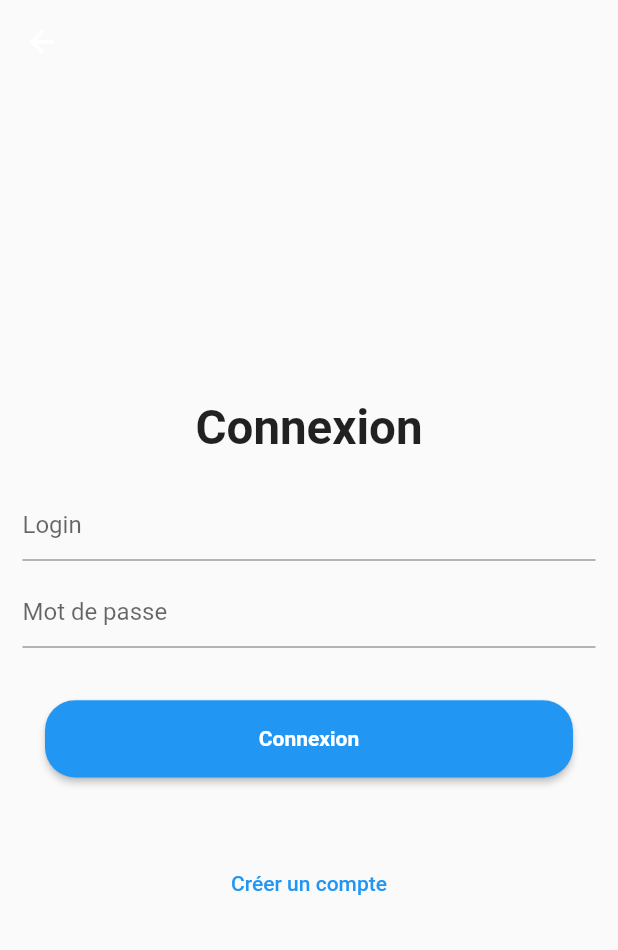
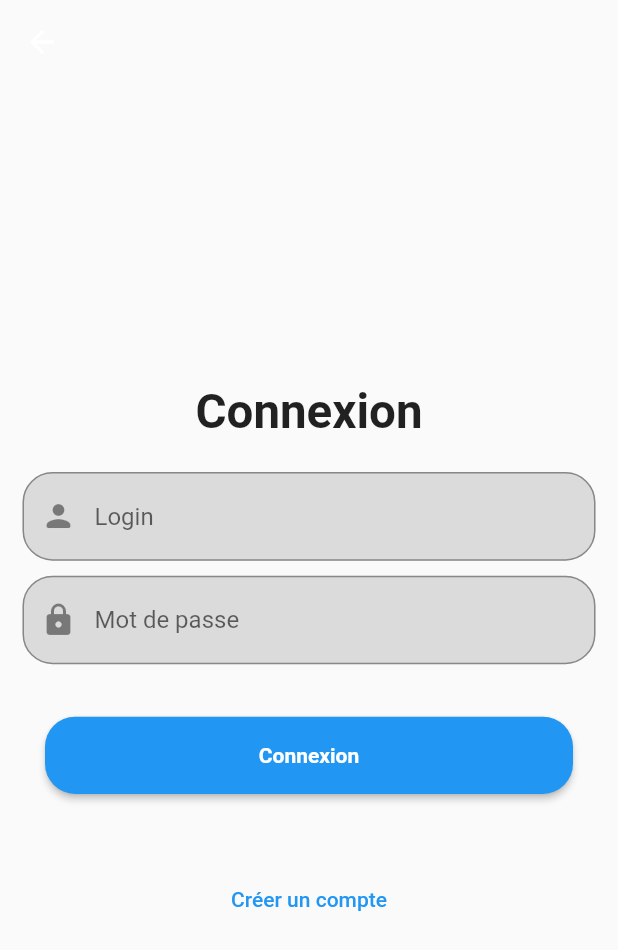
Before and after one commit to babstrap/covidhelper, a Flutter app: the SignupScreen screen opened by its route, after a tap on "Inscription", after a tap on "J'ai déjà un compte", on a phone screen of 412 x 824 dp. Shown: the top 950 px of the screen. Run offline on Flutter 3.47's test engine with Material 2 defaults, Android fonts, the light colour scheme and no system bars; our stand-ins replace date_format, flutter_slidable, google_maps_flutter, modal_bottom_sheet, scroll_date_picker; missing offline and left inert: flutter_phone_direct_caller; accounts and stored records are empty.

Commit message:
Improve the Inpus UI

```diff
--- a/lib/view/login_screen.dart
+++ b/lib/view/login_screen.dart
@@ -36,6 +36,7 @@ class LoginScreen extends StatelessWidget {
                   height: MediaQuery.of(context).size.height / 50,
                 ),
                 TextviewWidget(
+                    prefixIcon: Icon(Icons.person_rounded),
                     controller: loginModel.loginController,
                     hintText: "Login",
                     validator: (String? value) {
@@ -45,6 +46,7 @@ class LoginScreen extends StatelessWidget {
                         return "Ce champs est obligatoire !";
                     }),
                 TextviewWidget(
+                    prefixIcon: Icon(Icons.lock_rounded),
                     controller: loginModel.pwdController,
                     hintText: "Mot de passe",
                     validator: (String? value) {
--- a/lib/view/signup_screen.dart
+++ b/lib/view/signup_screen.dart
@@ -37,6 +37,7 @@ class SignupScreen extends StatelessWidget {
                   height: MediaQuery.of(context).size.height / 50,
                 ),
                 TextviewWidget(
+                    prefixIcon: Icon(Icons.person_rounded),
                     controller: signupModel.firstNameController,
                     hintText: "Prénom",
                     validator: (String? value) {
@@ -46,6 +47,7 @@ class SignupScreen extends StatelessWidget {
                         return "Ce champs est obligatoire !";
                     }),
                 TextviewWidget(
+                    prefixIcon: Icon(Icons.person_rounded),
                     controller: signupModel.lastNameController,
                     hintText: "Nom",
                     validator: (String? value) {
@@ -55,6 +57,7 @@ class SignupScreen extends StatelessWidget {
                         return "Ce champs est obligatoire !";
                     }),
                 TextviewWidget(
+                    prefixIcon: Icon(Icons.phone_rounded),
                     controller: signupModel.phoneNumberController,
                     hintText: "Téléphone",
                     validator: (String? value) {
@@ -64,6 +67,7 @@ class SignupScreen extends StatelessWidget {
                         return "Ce champs est obligatoire !";
                     }),
                 TextviewWidget(
+                    prefixIcon: Icon(Icons.person_outline_rounded),
                     controller: signupModel.loginController,
                     hintText: "Login",
                     validator: (String? value) {
@@ -73,6 +77,7 @@ class SignupScreen extends StatelessWidget {
                         return "Ce champs est obligatoire !";
                     }),
                 TextviewWidget(
+                    prefixIcon: Icon(Icons.lock_rounded),
                     controller: signupModel.pwdController,
                     hintText: "Mot de passe",
                     validator: (String? value) {
--- a/lib/view/widget/textview_widget.dart
+++ b/lib/view/widget/textview_widget.dart
@@ -4,9 +4,11 @@ class TextviewWidget extends StatelessWidget {
   String hintText;
   TextEditingController controller;
   FormFieldValidator<String> validator;
+  Icon prefixIcon;
 
   TextviewWidget(
       {Key? key,
+      required this.prefixIcon,
       required this.hintText,
       required this.controller,
       required this.validator})
@@ -15,12 +17,17 @@ class TextviewWidget extends StatelessWidget {
   @override
   Widget build(BuildContext context) {
     return Container(
+      decoration: BoxDecoration(
+          color: Colors.grey.withOpacity(.34),
+          borderRadius: BorderRadius.circular(20)),
       margin: EdgeInsets.all(5),
       child: TextFormField(
           controller: controller,
           decoration: InputDecoration(
-            hintText: hintText,
-          ),
+              prefixIcon: prefixIcon,
+              hintText: hintText,
+              border:
+                  OutlineInputBorder(borderRadius: BorderRadius.circular(20))),
           validator: validator),
     );
   }
```
